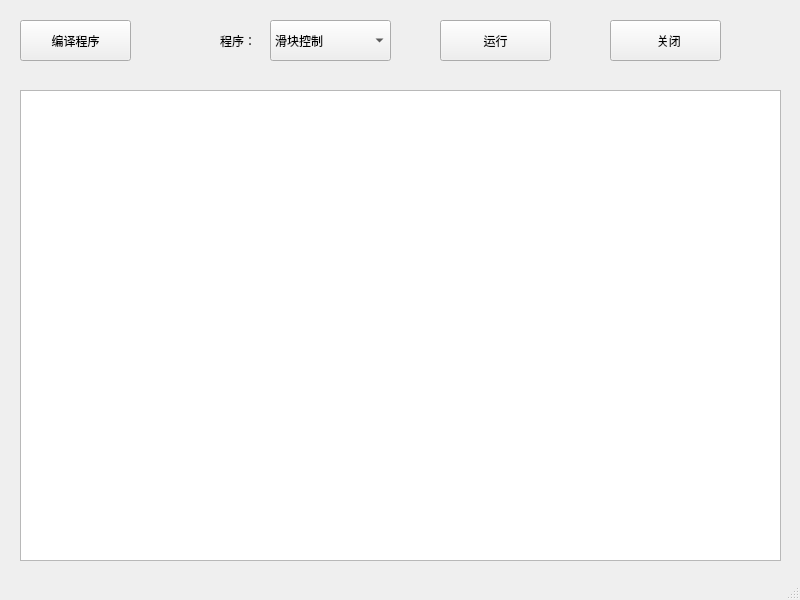
The window that ultraArm/ultraArm_Testtool/ultraarm_window.ui (elephantrobotics/mycobot_ros2) describes before a commit, drawn with Qt 5.
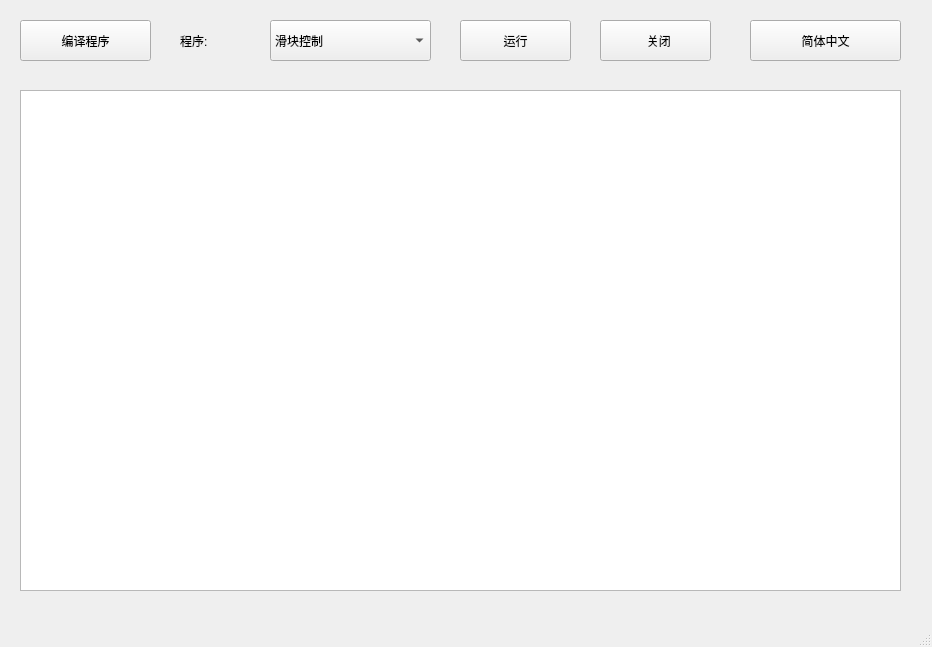
The same window after the commit.

```diff
--- a/ultraArm/ultraArm_Testtool/ultraarm_window.ui
+++ b/ultraArm/ultraArm_Testtool/ultraarm_window.ui
@@ -6,8 +6,8 @@
    <rect>
     <x>0</x>
     <y>0</y>
-    <width>800</width>
-    <height>600</height>
+    <width>932</width>
+    <height>647</height>
    </rect>
   </property>
   <property name="windowTitle">
@@ -19,7 +19,7 @@
      <rect>
       <x>20</x>
       <y>20</y>
-      <width>111</width>
+      <width>131</width>
       <height>41</height>
      </rect>
     </property>
@@ -30,14 +30,14 @@
    <widget class="QLabel" name="label">
     <property name="geometry">
      <rect>
-      <x>220</x>
+      <x>180</x>
       <y>20</y>
-      <width>41</width>
+      <width>81</width>
       <height>41</height>
      </rect>
     </property>
     <property name="text">
-     <string>程序：</string>
+     <string>程序:</string>
     </property>
    </widget>
    <widget class="QComboBox" name="comboBox">
@@ -45,7 +45,7 @@
      <rect>
       <x>270</x>
       <y>20</y>
-      <width>121</width>
+      <width>161</width>
       <height>41</height>
      </rect>
     </property>
@@ -63,7 +63,7 @@
    <widget class="QPushButton" name="run_button">
     <property name="geometry">
      <rect>
-      <x>440</x>
+      <x>460</x>
       <y>20</y>
       <width>111</width>
       <height>41</height>
@@ -78,15 +78,15 @@
      <rect>
       <x>20</x>
       <y>90</y>
-      <width>761</width>
-      <height>471</height>
+      <width>881</width>
+      <height>501</height>
      </rect>
     </property>
    </widget>
    <widget class="QPushButton" name="close_button">
     <property name="geometry">
      <rect>
-      <x>610</x>
+      <x>600</x>
       <y>20</y>
       <width>111</width>
       <height>41</height>
@@ -96,6 +96,19 @@
      <string>  关闭</string>
     </property>
    </widget>
+   <widget class="QPushButton" name="language_button">
+    <property name="geometry">
+     <rect>
+      <x>750</x>
+      <y>20</y>
+      <width>151</width>
+      <height>41</height>
+     </rect>
+    </property>
+    <property name="text">
+     <string>简体中文</string>
+    </property>
+   </widget>
   </widget>
   <widget class="QMenuBar" name="menubar">
    <property name="geometry">
```
Left out of the diff: 2 changed lines with no effect on the pictures.
